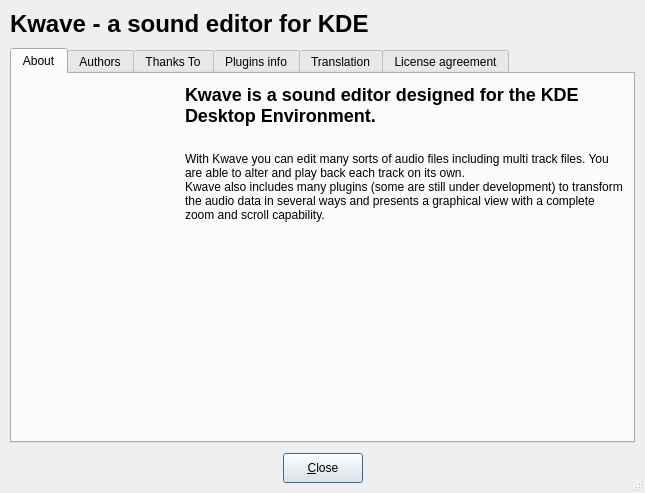
First picture: the form in plugins/about/AboutDialogBase.ui, repository KDE/kwave, before the edit.
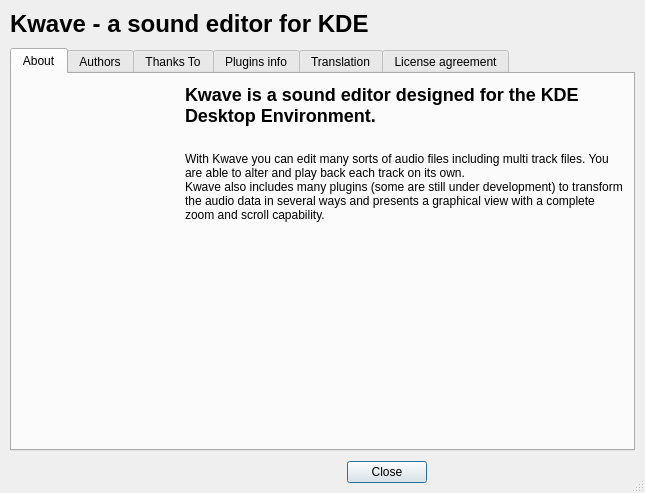
Second picture: the form after the edit. Custom widgets are drawn as their Qt base class.

Commit message: using KDE standard buttons in dialogs, updated all .ui files

Patch:
```diff
--- a/plugins/about/AboutDialogBase.ui
+++ b/plugins/about/AboutDialogBase.ui
@@ -286,27 +286,15 @@
       </spacer>
      </item>
      <item>
-      <widget class="KPushButton" name="okbutton">
+      <widget class="KDialogButtonBox" name="buttonBox">
        <property name="sizePolicy">
-        <sizepolicy hsizetype="Preferred" vsizetype="Preferred">
+        <sizepolicy hsizetype="MinimumExpanding" vsizetype="Preferred">
          <horstretch>0</horstretch>
          <verstretch>0</verstretch>
         </sizepolicy>
        </property>
-       <property name="minimumSize">
-        <size>
-         <width>0</width>
-         <height>30</height>
-        </size>
-       </property>
-       <property name="cursor">
-        <cursorShape>ArrowCursor</cursorShape>
-       </property>
-       <property name="text">
-        <string>&amp;Close</string>
-       </property>
-       <property name="default">
-        <bool>true</bool>
+       <property name="standardButtons">
+        <set>QDialogButtonBox::Close</set>
        </property>
       </widget>
      </item>
@@ -333,9 +321,9 @@
  <layoutdefault spacing="10" margin="10"/>
  <customwidgets>
   <customwidget>
-   <class>KPushButton</class>
-   <extends>QPushButton</extends>
-   <header>kpushbutton.h</header>
+   <class>KDialogButtonBox</class>
+   <extends>QDialogButtonBox</extends>
+   <header>kdialogbuttonbox.h</header>
   </customwidget>
   <customwidget>
    <class>KTextEdit</class>
```
Left out of the diff: 13 changed lines with no effect on the pictures. The commit also changes 28 other files.
